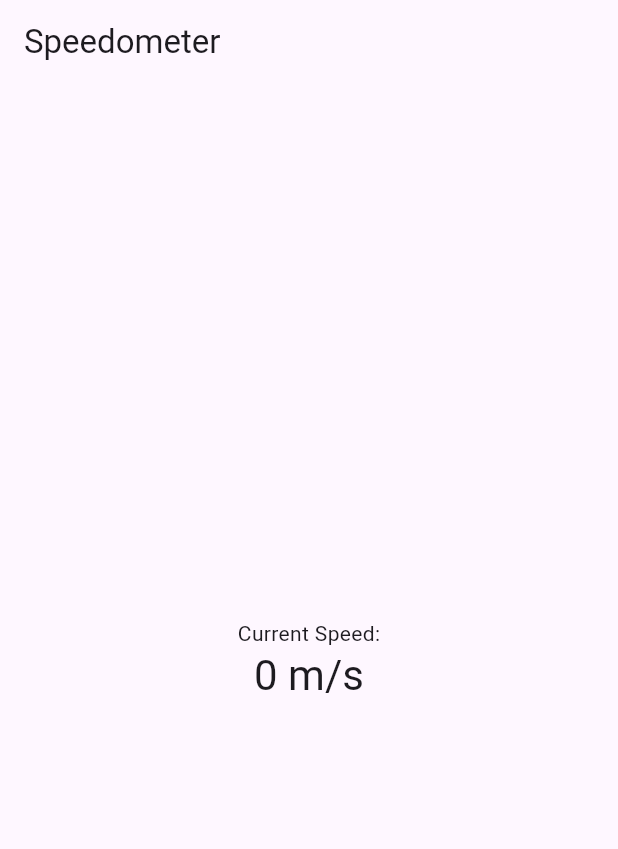
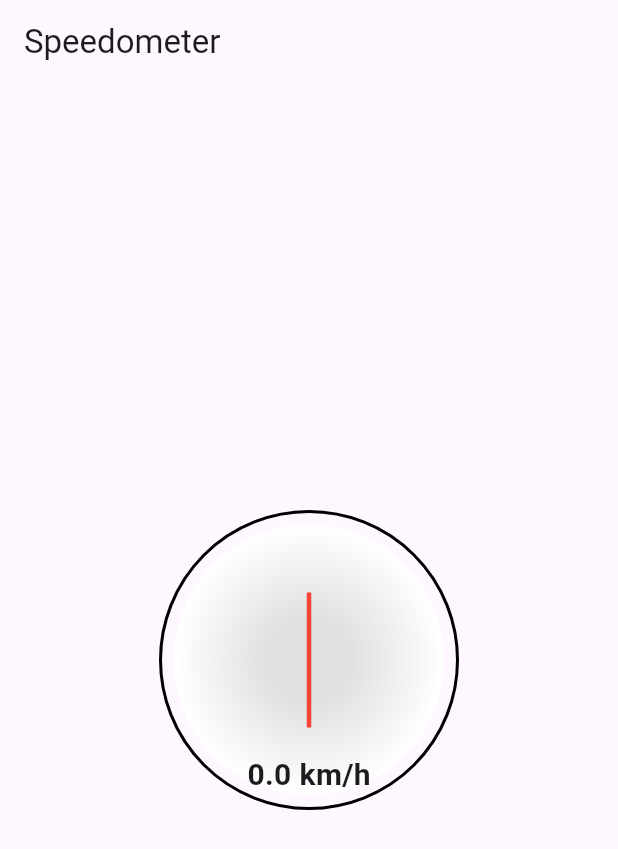
Before and after one commit to AyaMabaouj/testnotif, a Flutter app: the screen it shows after launch, on a phone screen of 412 x 824 dp. Shown: the top 849 px of the screen. Run offline on Flutter 3.47's test engine with Material 3 defaults, Android fonts, the phone set to English and light mode, and no system bars; our stand-ins replace flutter_local_notifications, geolocator, permission_handler, sensors_plus; Roboto replaces fonts that are missing (CarSpeedFont).

Commit message:
add second commit

```diff
--- a/lib/main.dart
+++ b/lib/main.dart
@@ -1,4 +1,5 @@
 import 'package:flutter/material.dart';
+import 'package:flutter/services.dart';
 import 'package:geolocator/geolocator.dart';
 import 'package:sensors_plus/sensors_plus.dart';
 import 'dart:math';
@@ -13,7 +14,7 @@ class MyApp extends StatelessWidget {
   @override
   Widget build(BuildContext context) {
     return MaterialApp(
-      title: 'Flutter Demo',
+      title: 'Speedometer',
       theme: ThemeData(
         primarySwatch: Colors.blue,
       ),
@@ -30,77 +31,61 @@ class MyHomePage extends StatefulWidget {
 class _MyHomePageState extends State<MyHomePage> {
   String _speed = '0';
   bool _isSpeeding = false;
-
-  // Définition du seuil pour la détection de ralentisseurs
-  double seuil = 10.0; // Valeur de seuil à ajuster en fonction de vos besoins
+  double _accelerationThreshold = 10.0;
 
   @override
   void initState() {
     super.initState();
-    // Demander les autorisations nécessaires au démarrage de l'application
     _requestPermissions();
   }
 
-  // Demande les autorisations nécessaires
-  void _requestPermissions() async {
-    // Demande l'autorisation de la localisation
+  Future<void> _requestPermissions() async {
     var locationStatus = await Permission.location.request();
-    // Demande l'autorisation d'accéder au son
     var soundStatus = await Permission.microphone.request();
 
-    // Vérifie si les autorisations ont été accordées
     if (locationStatus.isGranted && soundStatus.isGranted) {
-      // Commence à écouter les mises à jour de la vitesse du GPS
-      _getLocationSpeed();
-      // Commence à écouter les mises à jour des capteurs
-      _listenToSensors();
+      _startListening();
     } else {
-      // Gérer le cas où l'une ou les deux autorisations n'ont pas été accordées
-      // Vous pouvez afficher un message à l'utilisateur ou prendre une autre action appropriée
+      // Handle permission denied scenarios
     }
   }
 
-  // Obtient la vitesse actuelle à partir du GPS
-  Future<void> _getLocationSpeed() async {
-    Position position = await Geolocator.getCurrentPosition(
-        desiredAccuracy: LocationAccuracy.high);
-    setState(() {
-      _speed = position.speed.toString();
-    });
-  }
+  Future<void> _startListening() async {
+    accelerometerEvents.listen((AccelerometerEvent event) {
+      double accelerationMagnitude =
+          sqrt(event.x * event.x + event.y * event.y + event.z * event.z);
 
-  // Écoute les mises à jour des capteurs
-  void _listenToSensors() {
-    accelerometerEvents.listen((AccelerometerEvent event) {
-      // Calcul de l'accélération totale (magnitude) à partir des données de l'accéléromètre
-      double accelerationMagnitude =
-          (event.x * event.x) + (event.y * event.y) + (event.z * event.z);
-      accelerationMagnitude = sqrt(accelerationMagnitude);
-
-      // Logique de détection de ralentisseurs
-      if (accelerationMagnitude > seuil) {
-        setState(() {
-          _isSpeeding = true;
-        });
-        // Si la vitesse dépasse le seuil, affiche la notification
-        _showSpeedingNotification();
-      } else {
-        setState(() {
-          _isSpeeding = false;
-        });
+      if (accelerationMagnitude > _accelerationThreshold) {
+        _handleSpeedingDetected();
       }
     });
 
-    gyroscopeEvents.listen((GyroscopeEvent event) {
-      // Handle gyroscope data here if needed
-      // You can access event.x, event.y, and event.z
-      // These values represent the rotation rate around the x, y, and z axes, respectively
-    });
+    // Initiate GPS speed tracking
+    _getLocationSpeed();
   }
 
-  // Affiche la notification de vitesse excessive
-  void _showSpeedingNotification() async {
-    await NotificationManager.init(); // Initialisation du gestionnaire de notifications
+  Future<void> _getLocationSpeed() async {
+    Position position = await Geolocator.getCurrentPosition(
+      desiredAccuracy: LocationAccuracy.best,
+    );
+
+    setState(() {
+      _speed = position.speed.toStringAsFixed(2);
+    });
+
+    // Check for speeding after updating speed
+    if (double.parse(_speed) > 10) {
+      _handleSpeedingDetected();
+    }
+  }
+
+  void _handleSpeedingDetected() async {
+    setState(() {
+      _isSpeeding = true;
+    });
+
+    // Show notification for speeding alert
+    await NotificationManager.init();
     await NotificationManager.showNotification(
       id: 0,
       title: 'Speeding Alert',
@@ -118,13 +103,7 @@ class _MyHomePageState extends State<MyHomePage> {
         child: Column(
           mainAxisAlignment: MainAxisAlignment.center,
           children: <Widget>[
-            Text(
-              'Current Speed:',
-            ),
-            Text(
-              '$_speed m/s',
-              style: Theme.of(context).textTheme.headline4,
-            ),
+            Speedometer(speed: double.parse(_speed)),
             _isSpeeding
                 ? Text(
                     'Alert: You are speeding!',
@@ -137,3 +116,59 @@ class _MyHomePageState extends State<MyHomePage> {
     );
   }
 }
+
+class Speedometer extends StatelessWidget {
+  final double speed;
+
+  Speedometer({required this.speed});
+
+  @override
+  Widget build(BuildContext context) {
+    return Container(
+      width: 200,
+      height: 200,
+      decoration: BoxDecoration(
+        shape: BoxShape.circle,
+        border: Border.all(color: Colors.black, width: 2),
+      ),
+      child: Stack(
+        alignment: Alignment.center,
+        children: [
+          // Speedometer background
+          Container(
+            width: 180,
+            height: 180,
+            decoration: BoxDecoration(
+              shape: BoxShape.circle,
+              gradient: RadialGradient(
+                colors: [Colors.grey.shade300, Colors.white],
+                stops: [0.3, 1.0],
+              ),
+            ),
+          ),
+          // Speedometer indicator
+          Transform.rotate(
+            angle: pi * (speed / 180),
+            child: Container(
+              width: 3,
+              height: 90,
+              color: Colors.red,
+            ),
+          ),
+          // Speed text
+          Positioned(
+            top: 160,
+            child: Text(
+              '$speed km/h',
+              style: TextStyle(
+                fontSize: 20,
+                fontWeight: FontWeight.bold,
+                fontFamily: 'CarSpeedFont', // Utilisation de la police personnalisée
+              ),
+            ),
+          ),
+        ],
+      ),
+    );
+  }
+}
--- a/pubspec.yaml
+++ b/pubspec.yaml
@@ -41,6 +41,7 @@ dependencies:
   geolocator: ^10.1.0
   flutter_local_notifications: ^16.3.2
   permission_handler: ^11.2.0
+  flutter_analog_clock: ^1.0.2
 
 
 
```
Also changed, not shown: pubspec.lock.
